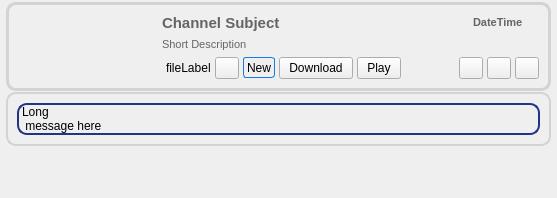
The window that retroshare-gui/src/gui/feeds/ChanMsgItem.ui (RetroShare/RetroShare) describes before a commit, drawn with Qt 5.
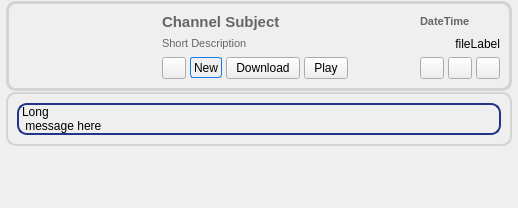
The same window after the commit. Icons and pictures are not drawn.

Commit message: Added to display filesize on ChannelMsgItem and moved the filelabel to the right side

```diff
--- a/retroshare-gui/src/gui/feeds/ChanMsgItem.ui
+++ b/retroshare-gui/src/gui/feeds/ChanMsgItem.ui
@@ -6,8 +6,8 @@
    <rect>
     <x>0</x>
     <y>0</y>
-    <width>557</width>
-    <height>198</height>
+    <width>518</width>
+    <height>208</height>
    </rect>
   </property>
   <property name="windowTitle">
@@ -33,21 +33,21 @@
 border-image: url(:/images/btn_26_pressed.png) 4;
 }</string>
   </property>
-  <layout class="QGridLayout" name="gridLayout_3">
+  <layout class="QGridLayout" name="gridLayout_4">
    <property name="leftMargin">
     <number>6</number>
    </property>
    <property name="topMargin">
-    <number>2</number>
+    <number>1</number>
    </property>
    <property name="rightMargin">
     <number>6</number>
    </property>
    <property name="bottomMargin">
-    <number>2</number>
+    <number>1</number>
    </property>
    <property name="horizontalSpacing">
-    <number>0</number>
+    <number>6</number>
    </property>
    <property name="verticalSpacing">
     <number>1</number>
@@ -60,6 +60,12 @@
        <verstretch>0</verstretch>
       </sizepolicy>
      </property>
+     <property name="maximumSize">
+      <size>
+       <width>16777215</width>
+       <height>140</height>
+      </size>
+     </property>
      <property name="styleSheet">
       <string notr="true">QFrame#frame{border: 3px solid #D3D3D3;
 background-color: qlineargradient(x1:0, y1:0, x2:0, y2:1, 
@@ -72,7 +78,7 @@
      <property name="frameShadow">
       <enum>QFrame::Raised</enum>
      </property>
-     <layout class="QGridLayout" name="gridLayout_4">
+     <layout class="QGridLayout" name="gridLayout_3">
       <item row="0" column="0">
        <layout class="QGridLayout" name="gridLayout_2">
         <item row="0" column="0">
@@ -117,10 +123,7 @@
         <property name="horizontalSpacing">
          <number>4</number>
         </property>
-        <property name="verticalSpacing">
-         <number>6</number>
-        </property>
-        <item row="0" column="0" colspan="8">
+        <item row="0" column="0" rowspan="2" colspan="5">
          <widget class="QLabel" name="titleLabel">
           <property name="sizePolicy">
            <sizepolicy hsizetype="Minimum" vsizetype="Minimum">
@@ -149,7 +152,7 @@
           </property>
          </widget>
         </item>
-        <item row="0" column="8" colspan="3">
+        <item row="0" column="5" rowspan="2" colspan="4">
          <widget class="QLabel" name="datetimelabel">
           <property name="font">
            <font>
@@ -167,7 +170,22 @@
           </property>
          </widget>
         </item>
-        <item row="1" column="0" colspan="11">
+        <item row="2" column="6" colspan="3">
+         <widget class="QLabel" name="filelabel">
+          <property name="font">
+           <font>
+            <stylestrategy>PreferAntialias</stylestrategy>
+           </font>
+          </property>
+          <property name="text">
+           <string notr="true">fileLabel</string>
+          </property>
+          <property name="alignment">
+           <set>Qt::AlignRight|Qt::AlignTop|Qt::AlignTrailing</set>
+          </property>
+         </widget>
+        </item>
+        <item row="2" column="0" colspan="6">
          <widget class="QLabel" name="subjectLabel">
           <property name="sizePolicy">
            <sizepolicy hsizetype="MinimumExpanding" vsizetype="Expanding">
@@ -193,145 +211,7 @@
           </property>
          </widget>
         </item>
-        <item row="2" column="7" colspan="2">
-         <widget class="QPushButton" name="unsubscribeButton">
-          <property name="sizePolicy">
-           <sizepolicy hsizetype="Fixed" vsizetype="Fixed">
-            <horstretch>0</horstretch>
-            <verstretch>0</verstretch>
-           </sizepolicy>
-          </property>
-          <property name="maximumSize">
-           <size>
-            <width>24</width>
-            <height>16777215</height>
-           </size>
-          </property>
-          <property name="toolTip">
-           <string>Unsubscribe From Channel</string>
-          </property>
-          <property name="text">
-           <string/>
-          </property>
-          <property name="icon">
-           <iconset resource="../images.qrc">
-            <normaloff>:/images/mail_delete.png</normaloff>:/images/mail_delete.png</iconset>
-          </property>
-         </widget>
-        </item>
-        <item row="2" column="9">
-         <widget class="QPushButton" name="clearButton">
-          <property name="sizePolicy">
-           <sizepolicy hsizetype="Fixed" vsizetype="Fixed">
-            <horstretch>0</horstretch>
-            <verstretch>0</verstretch>
-           </sizepolicy>
-          </property>
-          <property name="maximumSize">
-           <size>
-            <width>24</width>
-            <height>16777215</height>
-           </size>
-          </property>
-          <property name="toolTip">
-           <string>Remove Item</string>
-          </property>
-          <property name="text">
-           <string/>
-          </property>
-          <property name="icon">
-           <iconset resource="../images.qrc">
-            <normaloff>:/images/close_normal.png</normaloff>:/images/close_normal.png</iconset>
-          </property>
-         </widget>
-        </item>
-        <item row="2" column="10">
-         <widget class="QPushButton" name="expandButton">
-          <property name="sizePolicy">
-           <sizepolicy hsizetype="Fixed" vsizetype="Fixed">
-            <horstretch>0</horstretch>
-            <verstretch>0</verstretch>
-           </sizepolicy>
-          </property>
-          <property name="maximumSize">
-           <size>
-            <width>24</width>
-            <height>16777215</height>
-           </size>
-          </property>
-          <property name="toolTip">
-           <string>Expand</string>
-          </property>
-          <property name="styleSheet">
-           <string notr="true"/>
-          </property>
-          <property name="text">
-           <string/>
-          </property>
-          <property name="icon">
-           <iconset resource="../images.qrc">
-            <normaloff>:/images/edit_add24.png</normaloff>:/images/edit_add24.png</iconset>
-          </property>
-         </widget>
-        </item>
-        <item row="2" column="1">
-         <widget class="QLabel" name="filelabel">
-          <property name="text">
-           <string notr="true">fileLabel</string>
-          </property>
-         </widget>
-        </item>
-        <item row="2" column="4">
-         <widget class="QPushButton" name="downloadButton">
-          <property name="font">
-           <font>
-            <pointsize>-1</pointsize>
-            <stylestrategy>PreferAntialias</stylestrategy>
-           </font>
-          </property>
-          <property name="text">
-           <string>Download</string>
-          </property>
-          <property name="icon">
-           <iconset resource="../images.qrc">
-            <normaloff>:/images/download16.png</normaloff>:/images/download16.png</iconset>
-          </property>
-         </widget>
-        </item>
-        <item row="2" column="5">
-         <widget class="QPushButton" name="playButton">
-          <property name="font">
-           <font>
-            <pointsize>-1</pointsize>
-            <stylestrategy>PreferAntialias</stylestrategy>
-           </font>
-          </property>
-          <property name="text">
-           <string>Play</string>
-          </property>
-          <property name="icon">
-           <iconset resource="../images.qrc">
-            <normaloff>:/images/player_play.png</normaloff>:/images/player_play.png</iconset>
-          </property>
-         </widget>
-        </item>
-        <item row="2" column="6">
-         <spacer>
-          <property name="orientation">
-           <enum>Qt::Horizontal</enum>
-          </property>
-          <property name="sizeType">
-           <enum>QSizePolicy::Expanding</enum>
-          </property>
-          <property name="sizeHint" stdset="0">
-           <size>
-            <width>5</width>
-            <height>21</height>
-           </size>
-          </property>
-         </spacer>
-        </item>
-        <item row="2" column="2">
+        <item row="3" column="0">
          <widget class="QPushButton" name="readButton">
           <property name="maximumSize">
            <size>
@@ -361,7 +241,7 @@
           </property>
          </widget>
         </item>
-        <item row="2" column="3">
+        <item row="3" column="1">
          <widget class="QLabel" name="newLabel">
           <property name="maximumSize">
            <size>
@@ -385,27 +265,140 @@
           </property>
          </widget>
         </item>
+        <item row="3" column="2">
+         <widget class="QPushButton" name="downloadButton">
+          <property name="font">
+           <font>
+            <pointsize>-1</pointsize>
+           </font>
+          </property>
+          <property name="text">
+           <string>Download</string>
+          </property>
+          <property name="icon">
+           <iconset resource="../images.qrc">
+            <normaloff>:/images/download16.png</normaloff>:/images/download16.png</iconset>
+          </property>
+         </widget>
+        </item>
+        <item row="3" column="3">
+         <widget class="QPushButton" name="playButton">
+          <property name="font">
+           <font>
+            <pointsize>-1</pointsize>
+           </font>
+          </property>
+          <property name="text">
+           <string>Play</string>
+          </property>
+          <property name="icon">
+           <iconset resource="../images.qrc">
+            <normaloff>:/images/player_play.png</normaloff>:/images/player_play.png</iconset>
+          </property>
+         </widget>
+        </item>
+        <item row="3" column="4">
+         <spacer>
+          <property name="orientation">
+           <enum>Qt::Horizontal</enum>
+          </property>
+          <property name="sizeType">
+           <enum>QSizePolicy::Expanding</enum>
+          </property>
+          <property name="sizeHint" stdset="0">
+           <size>
+            <width>13</width>
+            <height>21</height>
+           </size>
+          </property>
+         </spacer>
+        </item>
+        <item row="3" column="5" colspan="2">
+         <widget class="QPushButton" name="unsubscribeButton">
+          <property name="sizePolicy">
+           <sizepolicy hsizetype="Fixed" vsizetype="Fixed">
+            <horstretch>0</horstretch>
+            <verstretch>0</verstretch>
+           </sizepolicy>
+          </property>
+          <property name="maximumSize">
+           <size>
+            <width>24</width>
+            <height>16777215</height>
+           </size>
+          </property>
+          <property name="toolTip">
+           <string>Unsubscribe From Channel</string>
+          </property>
+          <property name="text">
+           <string/>
+          </property>
+          <property name="icon">
+           <iconset resource="../images.qrc">
+            <normaloff>:/images/mail_delete.png</normaloff>:/images/mail_delete.png</iconset>
+          </property>
+         </widget>
+        </item>
+        <item row="3" column="7">
+         <widget class="QPushButton" name="clearButton">
+          <property name="sizePolicy">
+           <sizepolicy hsizetype="Fixed" vsizetype="Fixed">
+            <horstretch>0</horstretch>
+            <verstretch>0</verstretch>
+           </sizepolicy>
+          </property>
+          <property name="maximumSize">
+           <size>
+            <width>24</width>
+            <height>16777215</height>
+           </size>
+          </property>
+          <property name="toolTip">
+           <string>Remove Item</string>
+          </property>
+          <property name="text">
+           <string/>
+          </property>
+          <property name="icon">
+           <iconset resource="../images.qrc">
+            <normaloff>:/images/close_normal.png</normaloff>:/images/close_normal.png</iconset>
+          </property>
+         </widget>
+        </item>
+        <item row="3" column="8">
+         <widget class="QPushButton" name="expandButton">
+          <property name="sizePolicy">
+           <sizepolicy hsizetype="Fixed" vsizetype="Fixed">
+            <horstretch>0</horstretch>
+            <verstretch>0</verstretch>
+           </sizepolicy>
+          </property>
+          <property name="maximumSize">
+           <size>
+            <width>24</width>
+            <height>16777215</height>
+           </size>
+          </property>
+          <property name="toolTip">
+           <string>Expand</string>
+          </property>
+          <property name="styleSheet">
+           <string notr="true"/>
+          </property>
+          <property name="text">
+           <string/>
+          </property>
+          <property name="icon">
+           <iconset resource="../images.qrc">
+            <normaloff>:/images/edit_add24.png</normaloff>:/images/edit_add24.png</iconset>
+          </property>
+         </widget>
+        </item>
        </layout>
       </item>
      </layout>
     </widget>
    </item>
-   <item row="2" column="0">
-    <spacer name="verticalSpacer_2">
-     <property name="orientation">
-      <enum>Qt::Vertical</enum>
-     </property>
-     <property name="sizeType">
-      <enum>QSizePolicy::Expanding</enum>
-     </property>
-     <property name="sizeHint" stdset="0">
-      <size>
-       <width>20</width>
-       <height>3</height>
-      </size>
-     </property>
-    </spacer>
-   </item>
    <item row="1" column="0">
     <widget class="QFrame" name="expandFrame">
      <property name="styleSheet">
@@ -447,6 +440,19 @@
      </layout>
     </widget>
    </item>
+   <item row="2" column="0">
+    <spacer name="verticalSpacer_2">
+     <property name="orientation">
+      <enum>Qt::Vertical</enum>
+     </property>
+     <property name="sizeHint" stdset="0">
+      <size>
+       <width>20</width>
+       <height>5</height>
+      </size>
+     </property>
+    </spacer>
+   </item>
   </layout>
  </widget>
  <resources>
```
Left out of the diff: 4 changed lines with no effect on the pictures. The commit also changes 1 other file.
